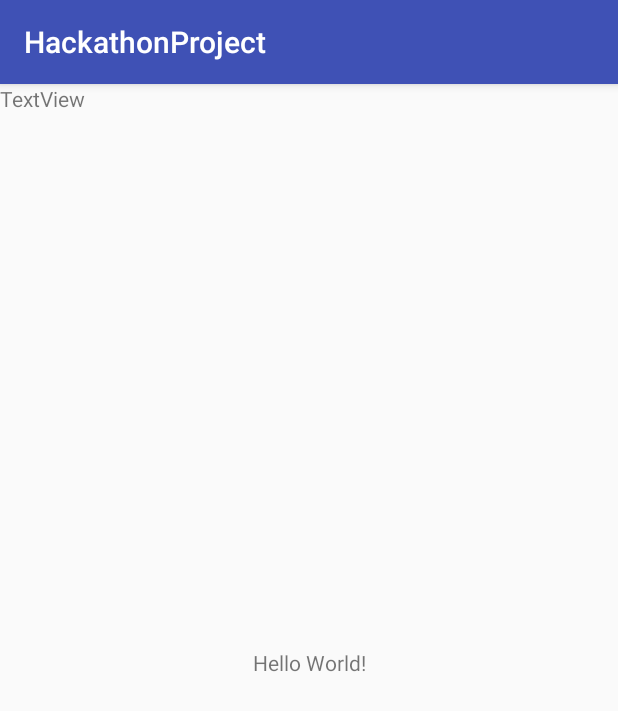
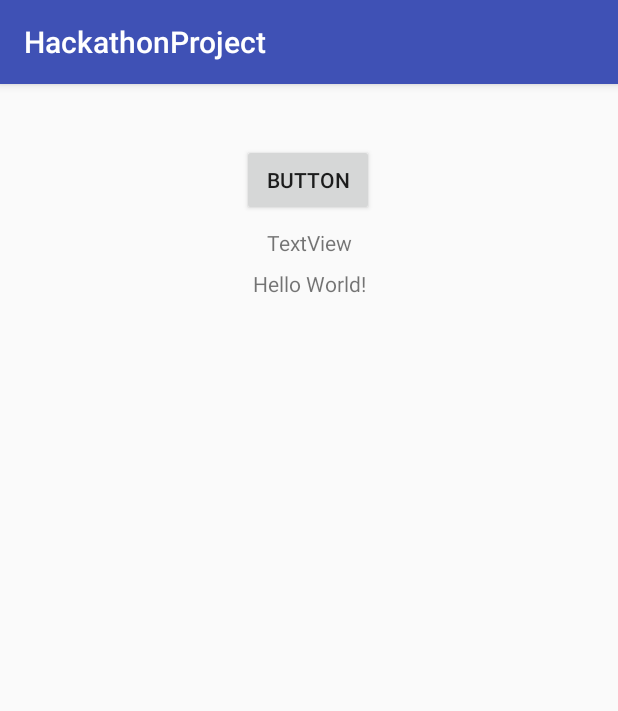
Before and after one commit to xiaoironman/Hackathon, an Android app: the screen it shows after launch (MainActivity), on a phone screen of 412 x 824 dp. Shown: the top 711 px of the screen. Run offline under Robolectric (Android 15) with nearby library versions, the phone set to English and light mode, and no system bars.

Commit message:
Added Button.

```diff
--- a/app/src/main/res/layout/activity_main.xml
+++ b/app/src/main/res/layout/activity_main.xml
@@ -10,20 +10,33 @@
         android:layout_width="wrap_content"
         android:layout_height="wrap_content"
         android:text="Hello World!"
-        app:layout_constraintBottom_toBottomOf="parent"
         app:layout_constraintLeft_toLeftOf="parent"
         app:layout_constraintRight_toRightOf="parent"
-        app:layout_constraintTop_toTopOf="parent"
-        android:layout_marginTop="0dp"
         android:id="@+id/textView2"
-        app:layout_constraintVertical_bias="0.502" />
+        android:layout_marginTop="8dp"
+        app:layout_constraintTop_toBottomOf="@+id/textView3" />
 
     <TextView
         android:id="@+id/textView3"
         android:layout_width="wrap_content"
         android:layout_height="wrap_content"
         android:text="TextView"
-        tools:layout_editor_absoluteY="52dp"
-        tools:layout_editor_absoluteX="66dp" />
+        app:layout_constraintLeft_toLeftOf="parent"
+        app:layout_constraintRight_toRightOf="parent"
+        android:layout_marginTop="8dp"
+        app:layout_constraintTop_toBottomOf="@+id/button2" />
+
+    <Button
+        android:layout_width="wrap_content"
+        android:layout_height="wrap_content"
+        android:text="Button"
+        android:layout_marginLeft="8dp"
+        app:layout_constraintLeft_toLeftOf="parent"
+        android:layout_marginRight="8dp"
+        app:layout_constraintRight_toRightOf="parent"
+        app:layout_constraintHorizontal_bias="0.498"
+        app:layout_constraintTop_toTopOf="parent"
+        android:layout_marginTop="40dp"
+        android:id="@+id/button2" />
 
 </android.support.constraint.ConstraintLayout>
```
